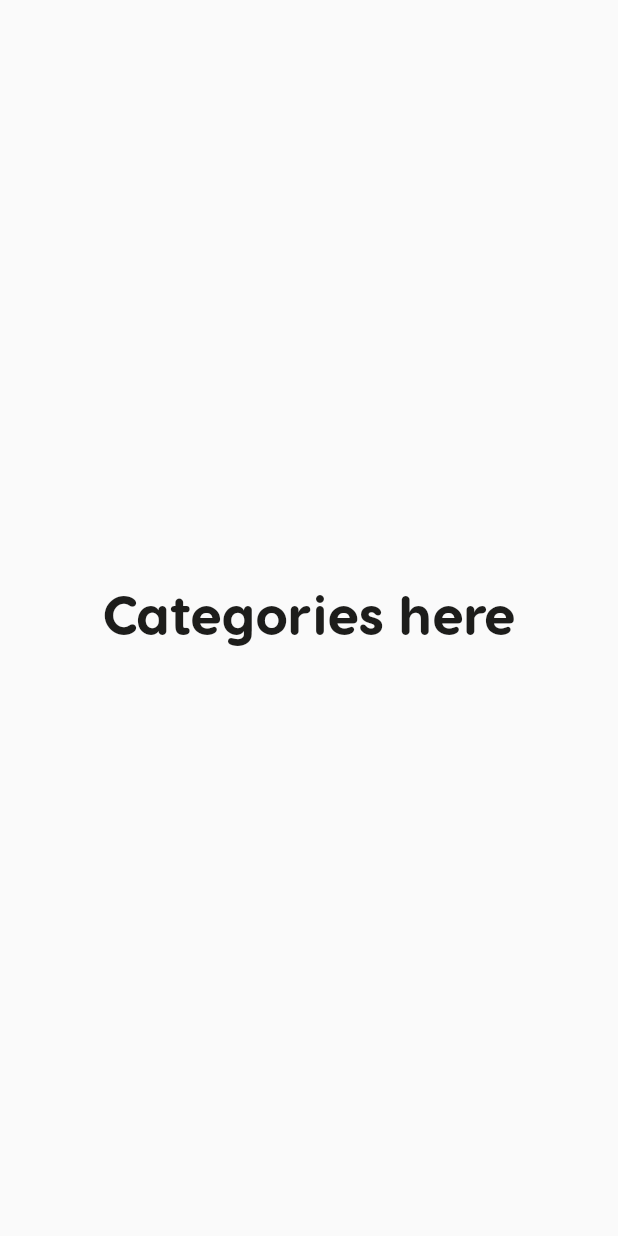
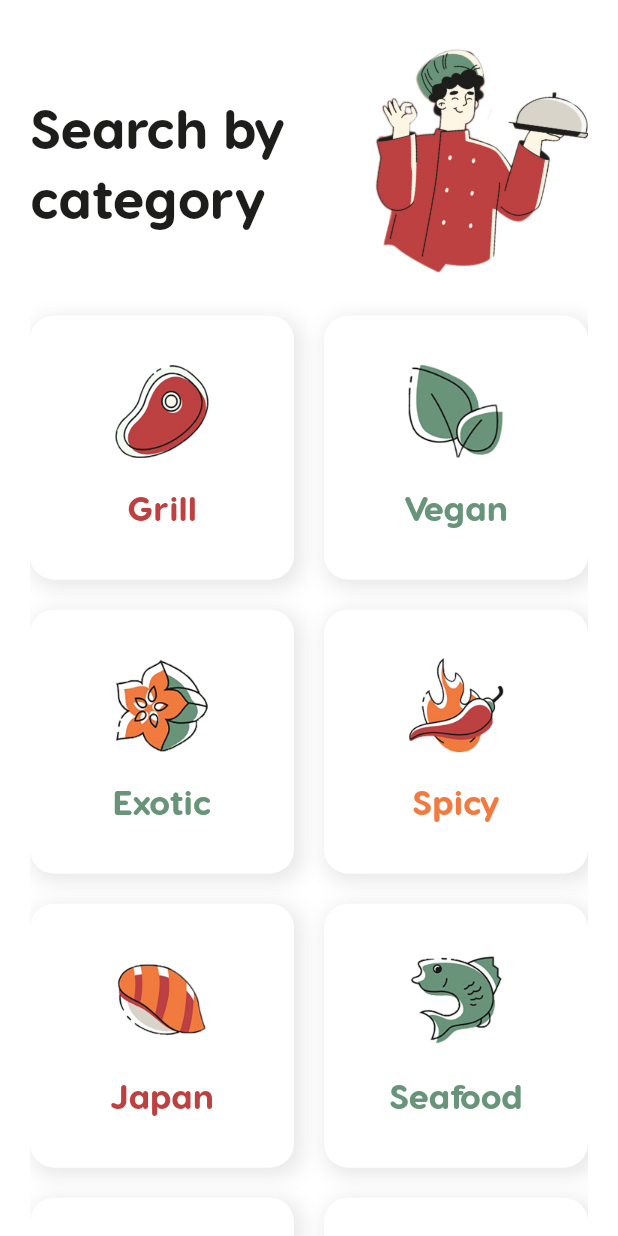
Before and after one commit to jokilic/receptko, a Flutter app: the CategoriesScreen screen opened directly, on a phone screen of 412 x 824 dp. Run offline on Flutter 3.47's test engine with Material 2 defaults, Android fonts, the phone set to English and light mode, and no system bars; our stand-ins replace dio, get; network calls fail; statements that could not run were skipped.

Commit message:
CategoriesScreen & Refactor HeaderWidget

```diff
--- a/lib/constants/icons.dart
+++ b/lib/constants/icons.dart
@@ -5,4 +5,15 @@ class MyIcons {
   static const String categories = 'assets/icons/categories.png';
   static const String home = 'assets/icons/home.png';
   static const String star = 'assets/icons/star.png';
+
+  static const String grill = 'assets/icons/categories/grill.png';
+  static const String vegan = 'assets/icons/categories/vegan.png';
+  static const String exotic = 'assets/icons/categories/exotic.png';
+  static const String spicy = 'assets/icons/categories/spicy.png';
+  static const String japan = 'assets/icons/categories/japan.png';
+  static const String seafood = 'assets/icons/categories/seafood.png';
+  static const String italian = 'assets/icons/categories/italian.png';
+  static const String chocolate = 'assets/icons/categories/chocolate.png';
+  static const String cheese = 'assets/icons/categories/cheese.png';
+  static const String fruit = 'assets/icons/categories/fruit.png';
 }
--- a/lib/constants/text_styles.dart
+++ b/lib/constants/text_styles.dart
@@ -32,4 +32,9 @@ class MyTextStyles {
     fontWeight: FontWeight.w800,
     color: MyColors.textColor,
   );
+
+  static const TextStyle categoryTitle = TextStyle(
+    fontSize: 23.0,
+    fontWeight: FontWeight.w800,
+  );
 }
--- /dev/null
+++ b/lib/controllers/category_controller.dart
@@ -0,0 +1,67 @@
+import 'package:get/get.dart';
+
+import '../constants/colors.dart';
+import '../constants/icons.dart';
+import '../models/category.dart';
+
+class CategoryController extends GetxController {
+  RxList<Category> _categories = [
+    Category(
+      icon: MyIcons.grill,
+      title: 'Grill',
+      color: MyColors.redColor,
+      searchTerms: [
+        'grill',
+        'hamburger',
+        '...',
+      ],
+    ),
+    Category(
+      icon: MyIcons.vegan,
+      title: 'Vegan',
+      color: MyColors.greenColor,
+    ),
+    Category(
+      icon: MyIcons.exotic,
+      title: 'Exotic',
+      color: MyColors.greenColor,
+    ),
+    Category(
+      icon: MyIcons.spicy,
+      title: 'Spicy',
+      color: MyColors.orangeColor,
+    ),
+    Category(
+      icon: MyIcons.japan,
+      title: 'Japan',
+      color: MyColors.redColor,
+    ),
+    Category(
+      icon: MyIcons.seafood,
+      title: 'Seafood',
+      color: MyColors.greenColor,
+    ),
+    Category(
+      icon: MyIcons.italian,
+      title: 'Italian',
+      color: MyColors.orangeColor,
+    ),
+    Category(
+      icon: MyIcons.chocolate,
+      title: 'Chocolate',
+      color: MyColors.redColor,
+    ),
+    Category(
+      icon: MyIcons.cheese,
+      title: 'Cheese',
+      color: MyColors.orangeColor,
+    ),
+    Category(
+      icon: MyIcons.fruit,
+      title: 'Fruit',
+      color: MyColors.greenColor,
+    ),
+  ].obs;
+
+  List<Category> get categories => _categories;
+}
--- /dev/null
+++ b/lib/models/category.dart
@@ -0,0 +1,15 @@
+import 'package:flutter/widgets.dart';
+
+class Category {
+  final String icon;
+  final String title;
+  final Color color;
+  final List<String> searchTerms;
+
+  Category({
+    @required this.icon,
+    @required this.title,
+    @required this.color,
+    @required this.searchTerms,
+  });
+}
--- a/lib/screens/categories_screen.dart
+++ b/lib/screens/categories_screen.dart
@@ -1,15 +1,53 @@
 import 'package:flutter/material.dart';
+import 'package:get/get.dart';
 
-import '../constants/text_styles.dart';
+import '../constants/colors.dart';
+import '../controllers/category_controller.dart';
+import '../models/category.dart';
+import '../widgets/header_widget.dart';
+import '../widgets/categories_screen/category_widget.dart';
 
 class CategoriesScreen extends StatelessWidget {
   @override
   Widget build(BuildContext context) {
+    final CategoryController _categoryController =
+        Get.put(CategoryController());
+
     return Scaffold(
-      body: Center(
-        child: Text(
-          'Categories here',
-          style: MyTextStyles.headline1Text,
+      backgroundColor: MyColors.bodyColor,
+      body: SafeArea(
+        child: Padding(
+          padding: EdgeInsets.symmetric(horizontal: 20.0),
+          child: SingleChildScrollView(
+            child: Column(
+              children: [
+                SizedBox(height: 36.0),
+                HeaderWidget(title: 'Search by category'),
+                SizedBox(height: 24.0),
+                GridView.builder(
+                  itemCount: _categoryController.categories.length,
+                  shrinkWrap: true,
+                  physics: NeverScrollableScrollPhysics(),
+                  gridDelegate: SliverGridDelegateWithFixedCrossAxisCount(
+                    crossAxisCount: 2,
+                    mainAxisSpacing: 20.0,
+                    crossAxisSpacing: 20.0,
+                  ),
+                  itemBuilder: (BuildContext context, int index) {
+                    Category category = _categoryController.categories[index];
+
+                    return CategoryWidget(
+                      color: category.color,
+                      icon: category.icon,
+                      title: category.title,
+                      onTap: () => print('Pressed: ${category.title}'),
+                    );
+                  },
+                ),
+                SizedBox(height: 24.0),
+              ],
+            ),
+          ),
         ),
       ),
     );
--- a/lib/screens/home_screen.dart
+++ b/lib/screens/home_screen.dart
@@ -43,7 +43,7 @@ class HomeScreen extends StatelessWidget {
                       crossAxisSpacing: 20.0,
                       childAspectRatio: 0.8,
                     ),
-                    itemBuilder: (context, index) {
+                    itemBuilder: (BuildContext context, int index) {
                       final Recipe recipe =
                           _spoonacularController.randomRecipes[index];
 
--- /dev/null
+++ b/lib/widgets/categories_screen/category_widget.dart
@@ -0,0 +1,56 @@
+import 'package:flutter/material.dart';
+
+import '../../constants/colors.dart';
+import '../../constants/text_styles.dart';
+
+class CategoryWidget extends StatelessWidget {
+  final String icon;
+  final String title;
+  final Color color;
+  final Function onTap;
+
+  CategoryWidget({
+    @required this.icon,
+    @required this.title,
+    @required this.color,
+    @required this.onTap,
+  });
+
+  @override
+  Widget build(BuildContext context) {
+    return InkWell(
+      onTap: onTap,
+      child: Container(
+        width: 140.0,
+        height: 140.0,
+        decoration: BoxDecoration(
+          color: MyColors.bodyColor,
+          borderRadius: BorderRadius.circular(16.0),
+          boxShadow: [
+            BoxShadow(
+              color: MyColors.textColor.withOpacity(0.1),
+              spreadRadius: 2,
+              blurRadius: 10,
+              offset: Offset(3, 3),
+            ),
+          ],
+        ),
+        child: Column(
+          mainAxisAlignment: MainAxisAlignment.center,
+          children: [
+            Image.asset(
+              icon,
+              width: 64.0,
+              height: 64.0,
+            ),
+            SizedBox(height: 20.0),
+            Text(
+              title,
+              style: MyTextStyles.categoryTitle.copyWith(color: color),
+            ),
+          ],
+        ),
+      ),
+    );
+  }
+}
--- /dev/null
+++ b/lib/widgets/header_widget.dart
@@ -0,0 +1,65 @@
+import 'package:flutter/material.dart';
+
+import '../constants/images.dart';
+import '../constants/text_styles.dart';
+
+class HeaderWidget extends StatefulWidget {
+  final String title;
+
+  HeaderWidget({@required this.title});
+
+  @override
+  _HeaderWidgetState createState() => _HeaderWidgetState();
+}
+
+class _HeaderWidgetState extends State<HeaderWidget>
+    with SingleTickerProviderStateMixin {
+  AnimationController _chefAnimationController;
+  Animation _curve;
+
+  @override
+  void initState() {
+    super.initState();
+    _chefAnimationController = AnimationController(
+      duration: Duration(milliseconds: 1600),
+      vsync: this,
+    );
+    _curve = CurvedAnimation(
+      parent: _chefAnimationController,
+      curve: Curves.easeInOutBack,
+    );
+
+    _chefAnimationController.forward();
+  }
+
+  @override
+  void dispose() {
+    _chefAnimationController.dispose();
+    super.dispose();
+  }
+
+  @override
+  Widget build(BuildContext context) {
+    Size size = MediaQuery.of(context).size;
+
+    return Row(
+      mainAxisAlignment: MainAxisAlignment.spaceBetween,
+      children: [
+        Container(
+          width: size.width * 0.5,
+          child: Text(
+            widget.title,
+            style: MyTextStyles.headline1Text,
+          ),
+        ),
+        RotationTransition(
+          turns: Tween(begin: 0.0, end: 0.03).animate(_curve),
+          child: Image.asset(
+            MyImages.chefBig,
+            width: size.width * 0.35,
+          ),
+        ),
+      ],
+    );
+  }
+}
--- a/lib/widgets/home_screen/overview_recipe.dart
+++ b/lib/widgets/home_screen/overview_recipe.dart
@@ -78,7 +78,7 @@ class OverviewRecipe extends StatelessWidget {
                 shape: BoxShape.circle,
                 boxShadow: [
                   BoxShadow(
-                    color: MyColors.backgroundColor.withOpacity(0.4),
+                    color: MyColors.textColor.withOpacity(0.1),
                     spreadRadius: 2,
                     blurRadius: 10,
                     offset: Offset(3, 3),
--- a/lib/widgets/home_screen/recipe_search.dart
+++ b/lib/widgets/home_screen/recipe_search.dart
@@ -2,65 +2,14 @@ import 'package:flutter/material.dart';
 
 import '../../constants/colors.dart';
 import '../../constants/icons.dart';
-import '../../constants/images.dart';
-import '../../constants/text_styles.dart';
+import '../header_widget.dart';
 
-class RecipeSearch extends StatefulWidget {
-  @override
-  _RecipeSearchState createState() => _RecipeSearchState();
-}
-
-class _RecipeSearchState extends State<RecipeSearch>
-    with SingleTickerProviderStateMixin {
-  AnimationController _chefAnimationController;
-  Animation _curve;
-
-  @override
-  void initState() {
-    super.initState();
-    _chefAnimationController = AnimationController(
-      duration: Duration(milliseconds: 1600),
-      vsync: this,
-    );
-    _curve = CurvedAnimation(
-      parent: _chefAnimationController,
-      curve: Curves.easeInOutBack,
-    );
-
-    _chefAnimationController.forward();
-  }
-
-  @override
-  void dispose() {
-    _chefAnimationController.dispose();
-    super.dispose();
-  }
-
+class RecipeSearch extends StatelessWidget {
   @override
   Widget build(BuildContext context) {
-    Size size = MediaQuery.of(context).size;
-
     return Column(
       children: [
-        Row(
-          mainAxisAlignment: MainAxisAlignment.spaceBetween,
-          children: [
-            Container(
-              width: size.width * 0.5,
-              child: Text(
-                'What would you like to Cook?',
-                style: MyTextStyles.headline1Text,
-              ),
-            ),
-            RotationTransition(
-              turns: Tween(begin: 0.0, end: 0.03).animate(_curve),
-              child: Image.asset(
-                MyImages.chefBig,
-                width: size.width * 0.35,
-              ),
-            ),
-          ],
-        ),
+        HeaderWidget(title: 'What would you like to Cook?'),
         SizedBox(height: 16.0),
         TextField(
           textCapitalization: TextCapitalization.sentences,
--- a/pubspec.yaml
+++ b/pubspec.yaml
@@ -25,6 +25,7 @@ flutter:
 
   assets:
     - assets/icons/
+    - assets/icons/categories/
     - assets/images/
 
   fonts:
```
